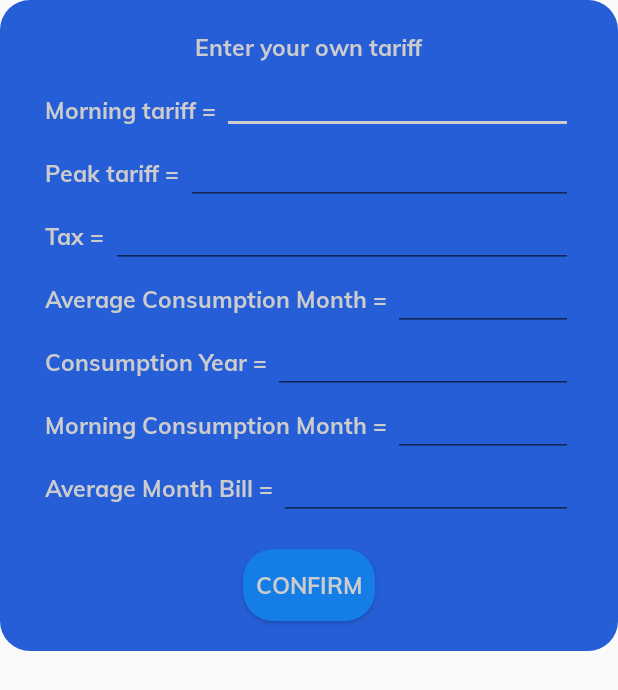
After one commit to ysfyldrm/PayCal_RESIST, an Android app: the layout use_own_consumer.xml on its own in the app's theme, with its tools: preview values and no code run, on a phone screen of 412 x 824 dp. The commit adds this screen. Shown: the top 690 px of the screen. Run offline under Robolectric (Android 15) with nearby library versions, the phone set to English and light mode, and no system bars.

Commit message:
3 new layout, 1 drawable dialog shape eklendi.

```diff
--- /dev/null
+++ b/app/src/main/res/drawable/dialog_shape.xml
@@ -0,0 +1,16 @@
+<?xml version="1.0" encoding="utf-8"?>
+<shape xmlns:android="http://schemas.android.com/apk/res/android">
+
+    <corners
+        android:bottomLeftRadius="20dp"
+        android:bottomRightRadius="20dp"
+        android:topRightRadius="20dp"
+        android:topLeftRadius="20dp"
+        />
+
+    <solid
+        android:color="@color/backgroundBlue"
+        />
+
+
+</shape>
--- /dev/null
+++ b/app/src/main/res/layout/use_own_consumer.xml
@@ -0,0 +1,199 @@
+<?xml version="1.0" encoding="utf-8"?>
+<RelativeLayout xmlns:android="http://schemas.android.com/apk/res/android"
+    android:orientation="vertical" android:layout_width="match_parent"
+    android:layout_height="wrap_content"
+    android:background="@drawable/dialog_shape"
+    >
+
+    <TextView
+        android:id="@+id/enteryour_own"
+        android:layout_width="wrap_content"
+        android:layout_height="wrap_content"
+        android:text="Enter your own tariff"
+        android:fontFamily="@font/bold"
+        android:textColor="@color/colorTransparentWhite"
+        android:layout_centerHorizontal="true"
+        android:textSize="15sp"
+        android:layout_marginTop="20dp"
+        />
+
+    <TextView
+        android:id="@+id/morning_txt"
+        android:layout_width="wrap_content"
+        android:layout_height="wrap_content"
+        android:layout_below="@id/enteryour_own"
+        android:textSize="15sp"
+        android:layout_marginTop="20dp"
+        android:layout_marginLeft="30dp"
+        android:text="Morning tariff = "
+        android:fontFamily="@font/bold"
+        android:textColor="@color/colorTransparentWhite"
+        />
+    <TextView
+        android:id="@+id/peak_txt"
+        android:layout_width="wrap_content"
+        android:layout_height="wrap_content"
+        android:layout_below="@id/morning_txt"
+        android:textSize="15sp"
+        android:layout_marginTop="20dp"
+        android:layout_marginLeft="30dp"
+        android:text="Peak tariff = "
+        android:fontFamily="@font/bold"
+        android:textColor="@color/colorTransparentWhite"
+        />
+    <TextView
+        android:id="@+id/tax_txt"
+        android:layout_width="wrap_content"
+        android:layout_height="wrap_content"
+        android:layout_below="@id/peak_txt"
+        android:textSize="15sp"
+        android:layout_marginTop="20dp"
+        android:layout_marginLeft="30dp"
+        android:text="Tax = "
+        android:fontFamily="@font/bold"
+        android:textColor="@color/colorTransparentWhite"
+        />
+    <TextView
+        android:id="@+id/cons_avgmonth_txt"
+        android:layout_width="wrap_content"
+        android:layout_height="wrap_content"
+        android:textSize="15sp"
+        android:layout_below="@id/tax_txt"
+        android:layout_marginTop="20dp"
+        android:layout_marginLeft="30dp"
+        android:text="Average Consumption Month = "
+        android:fontFamily="@font/bold"
+        android:textColor="@color/colorTransparentWhite"
+        />
+    <TextView
+        android:id="@+id/cons_year_txt"
+        android:layout_width="wrap_content"
+        android:layout_height="wrap_content"
+        android:textSize="15sp"
+        android:layout_below="@id/cons_avgmonth_txt"
+        android:layout_marginTop="20dp"
+        android:layout_marginLeft="30dp"
+        android:text="Consumption Year = "
+        android:fontFamily="@font/bold"
+        android:textColor="@color/colorTransparentWhite"
+        />
+    <TextView
+        android:id="@+id/morning_cons_month_txt"
+        android:layout_width="wrap_content"
+        android:layout_height="wrap_content"
+        android:textSize="15sp"
+        android:layout_below="@id/cons_year_txt"
+        android:layout_marginTop="20dp"
+        android:layout_marginLeft="30dp"
+        android:text="Morning Consumption Month = "
+        android:fontFamily="@font/bold"
+        android:textColor="@color/colorTransparentWhite"
+        />
+    <TextView
+        android:id="@+id/avg_month_bill_txt"
+        android:layout_width="wrap_content"
+        android:layout_height="wrap_content"
+        android:layout_below="@id/morning_cons_month_txt"
+        android:layout_marginTop="20dp"
+        android:textSize="15sp"
+        android:layout_marginLeft="30dp"
+        android:text="Average Month Bill = "
+        android:fontFamily="@font/bold"
+        android:textColor="@color/colorTransparentWhite"
+        />
+
+    <Button
+        android:id="@+id/own_confirm_button"
+        android:layout_width="wrap_content"
+        android:layout_height="wrap_content"
+        android:background="@drawable/button"
+        android:layout_below="@id/avg_month_bill_txt"
+        android:layout_centerHorizontal="true"
+        android:textSize="15sp"
+        android:text="CONFIRM"
+        android:fontFamily="@font/bold"
+        android:textColor="@color/colorTransparentWhite"
+        android:layout_marginTop="30dp"
+        android:layout_marginBottom="20dp"
+        />
+
+    <EditText
+        android:id="@+id/morningTariff_edt"
+        android:layout_width="match_parent"
+        android:layout_height="wrap_content"
+        android:layout_toRightOf="@id/morning_txt"
+        android:layout_below="@id/enteryour_own"
+        android:layout_marginRight="30dp"
+        android:textColor="@color/colorTransparentWhite"
+        android:layout_marginTop="5dp"
+        android:textSize="15sp"
+        />
+
+    <EditText
+        android:id="@+id/peakTariff_edt"
+        android:layout_width="match_parent"
+        android:layout_height="wrap_content"
+        android:layout_toRightOf="@id/peak_txt"
+        android:layout_below="@id/morningTariff_edt"
+        android:layout_marginRight="30dp"
+        android:textColor="@color/colorTransparentWhite"
+        android:layout_marginTop="5dp"
+        android:textSize="15sp"
+        />
+
+    <EditText
+        android:id="@+id/tax_edt"
+        android:layout_width="match_parent"
+        android:layout_height="wrap_content"
+        android:layout_toRightOf="@id/tax_txt"
+        android:layout_below="@id/peakTariff_edt"
+        android:layout_marginRight="30dp"
+        android:textColor="@color/colorTransparentWhite"
+        android:textSize="15sp"
+        />
+
+    <EditText
+        android:id="@+id/cons_avgmonth_edt"
+        android:layout_width="match_parent"
+        android:layout_height="wrap_content"
+        android:layout_toRightOf="@id/cons_avgmonth_txt"
+        android:layout_below="@id/tax_edt"
+        android:layout_marginRight="30dp"
+        android:textColor="@color/colorTransparentWhite"
+        android:textSize="15sp"
+        />
+
+    <EditText
+        android:id="@+id/cons_year_edt"
+        android:layout_width="match_parent"
+        android:layout_height="wrap_content"
+        android:layout_toRightOf="@id/cons_year_txt"
+        android:layout_below="@id/cons_avgmonth_edt"
+        android:layout_marginRight="30dp"
+        android:textColor="@color/colorTransparentWhite"
+        android:textSize="15sp"
+        />
+
+    <EditText
+        android:id="@+id/morning_cons_month_edt"
+        android:layout_width="match_parent"
+        android:layout_height="wrap_content"
+        android:layout_toRightOf="@id/morning_cons_month_txt"
+        android:layout_below="@id/cons_year_edt"
+        android:layout_marginRight="30dp"
+        android:textColor="@color/colorTransparentWhite"
+        android:textSize="15sp"
+        />
+
+    <EditText
+        android:id="@+id/avg_month_bill_edt"
+        android:layout_width="match_parent"
+        android:layout_height="wrap_content"
+        android:layout_toRightOf="@id/avg_month_bill_txt"
+        android:layout_below="@id/morning_cons_month_edt"
+        android:layout_marginRight="30dp"
+        android:textColor="@color/colorTransparentWhite"
+        android:textSize="15sp"
+        />
+
+</RelativeLayout>
--- a/app/src/main/res/values/colors.xml
+++ b/app/src/main/res/values/colors.xml
@@ -18,5 +18,5 @@
     <color name="colorWhite">#ffffff</color>
     <color name="colorTransparentWhite">#CCCCCC</color>
     <color name="colorButton">#157DE6</color>
-
+    <color name="backgroundBlue">#255ED6</color>
 </resources>
```
Also changed, not shown: app/src/main/res/layout/after_consumer_tariff.xml (added, +137 -0 lines), app/src/main/res/layout/consumer_type.xml (added, +142 -0 lines).
